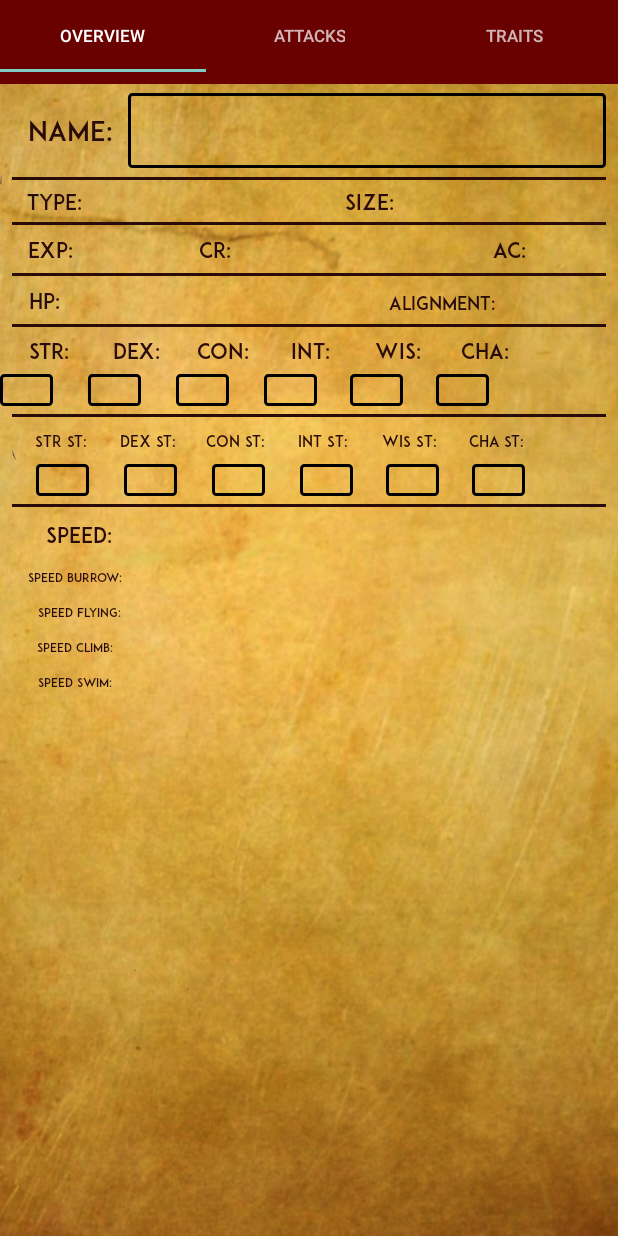
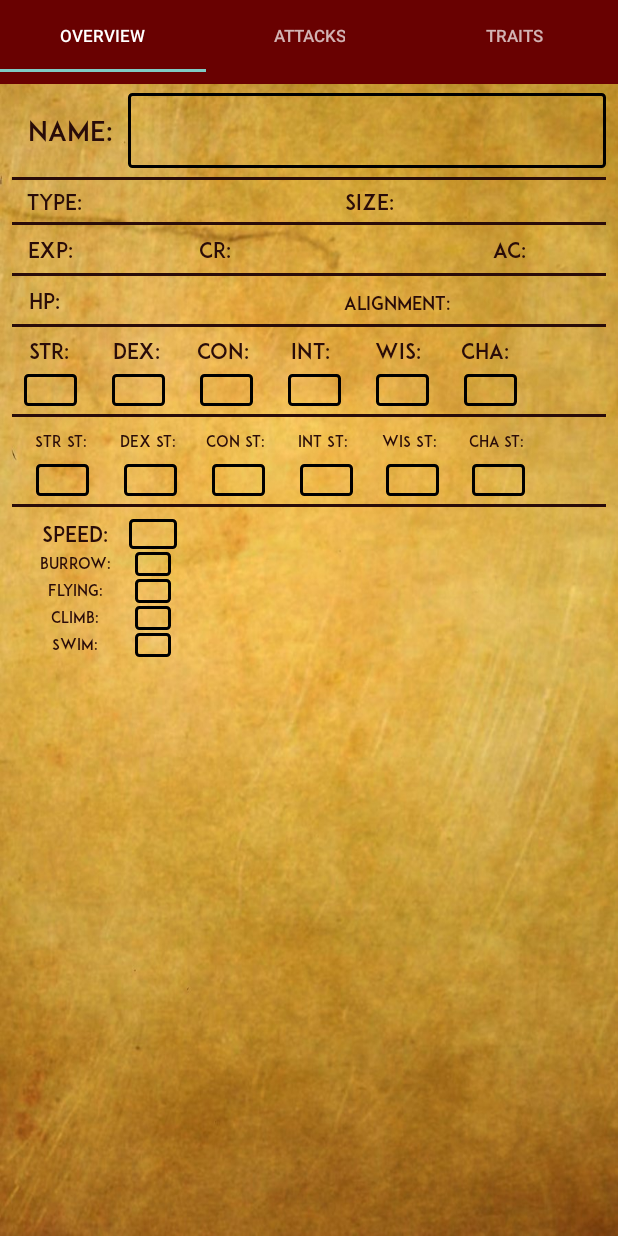
Before and after one commit to Twood76/dnd-mini, an Android app: the Tab1 screen opened directly, with no data from a screen before it, on a phone screen of 412 x 824 dp. Run offline under Robolectric (Android 15) with nearby library versions, the phone set to English and light mode, and no system bars; network calls fail; Roboto replaces fonts that are not available here; 6 statements that could not run were skipped.

Commit message:
Minor speed design changes

```diff
--- a/v0.026 - savingthrows_dizajn/DnD/app/src/main/res/layout/fragment_tab1.xml
+++ b/v0.026 - savingthrows_dizajn/DnD/app/src/main/res/layout/fragment_tab1.xml
@@ -40,23 +40,21 @@
 
         <TextView
             android:id="@+id/alignment_monstera"
-            android:layout_width="50dp"
+            android:layout_width="80dp"
             android:layout_height="21dp"
             android:layout_marginBottom="8dp"
             android:layout_marginEnd="20dp"
-            android:layout_marginRight="20dp"
             android:layout_marginTop="8dp"
-            android:autoSizeMaxTextSize="8sp"
-            android:autoSizeMinTextSize="3sp"
-            android:autoSizeStepGranularity="1sp"
+            android:autoSizeMaxTextSize="8dp"
+            android:autoSizeMinTextSize="5dp"
+            android:autoSizeStepGranularity="1dp"
             android:autoSizeTextType="uniform"
             android:autoText="true"
             android:fontFamily="@font/adam"
             android:gravity="center_vertical"
-            android:maxWidth="120dp"
+            android:maxWidth="80dp"
             android:textAlignment="center"
             android:textColor="@color/very_Dark_crimson"
-            android:textSize="12sp"
             app:fontFamily="@font/adam"
             app:layout_constraintBottom_toBottomOf="@+id/view4"
             app:layout_constraintEnd_toEndOf="parent"
@@ -67,165 +65,160 @@
         <TextView
             android:id="@+id/swim_text"
             android:layout_width="68dp"
-            android:layout_height="11dp"
-            android:layout_marginLeft="16dp"
+            android:layout_height="16dp"
             android:layout_marginStart="16dp"
-            android:layout_marginTop="12dp"
+            android:layout_marginTop="2dp"
             android:autoSizeMaxTextSize="10dp"
             android:autoSizeMinTextSize="25dp"
             android:autoSizeStepGranularity="2dp"
             android:autoText="true"
             android:fontFamily="@font/adam"
             android:gravity="center_vertical"
-            android:text="Speed Swim:"
+            android:text="Swim:"
             android:textAlignment="center"
             android:textColor="@color/very_Dark_crimson"
-            android:textSize="8sp"
+            android:textSize="10sp"
             app:layout_constraintStart_toStartOf="parent"
             app:layout_constraintTop_toBottomOf="@+id/climb_text" />
 
         <TextView
             android:id="@+id/speedswim_monstera"
-            android:layout_width="23dp"
-            android:layout_height="11dp"
-            android:layout_marginLeft="8dp"
-            android:layout_marginStart="8dp"
-            android:layout_marginTop="12dp"
+            android:layout_width="24dp"
+            android:layout_height="16dp"
+            android:layout_marginStart="6dp"
+            android:layout_marginTop="2dp"
+            android:autoSizeMaxTextSize="10dp"
+            android:autoSizeMinTextSize="25dp"
+            android:autoSizeStepGranularity="2dp"
+            android:autoText="true"
+            android:background="@drawable/my_shape"
+            android:fontFamily="@font/adam"
+            android:gravity="center_vertical"
+            android:textAlignment="center"
+            android:textColor="@color/very_Dark_crimson"
+            android:textSize="10sp"
+            app:layout_constraintStart_toEndOf="@+id/swim_text"
+            app:layout_constraintTop_toBottomOf="@+id/speedclimb_monstera" />
+
+        <TextView
+            android:id="@+id/climb_text"
+            android:layout_width="68dp"
+            android:layout_height="16dp"
+            android:layout_marginStart="16dp"
+            android:layout_marginTop="2dp"
             android:autoSizeMaxTextSize="10dp"
             android:autoSizeMinTextSize="25dp"
             android:autoSizeStepGranularity="2dp"
             android:autoText="true"
             android:fontFamily="@font/adam"
             android:gravity="center_vertical"
+            android:text="Climb:"
             android:textAlignment="center"
             android:textColor="@color/very_Dark_crimson"
-            android:textSize="8sp"
-            app:layout_constraintStart_toEndOf="@+id/swim_text"
-            app:layout_constraintTop_toBottomOf="@+id/speedclimb_monstera" />
+            android:textSize="10sp"
+            app:layout_constraintStart_toStartOf="parent"
+            app:layout_constraintTop_toBottomOf="@+id/flying_text" />
 
         <TextView
-            android:id="@+id/climb_text"
+            android:id="@+id/speedclimb_monstera"
+            android:layout_width="24dp"
+            android:layout_height="16dp"
+            android:layout_marginStart="6dp"
+            android:layout_marginTop="2dp"
+            android:autoSizeMaxTextSize="10dp"
+            android:autoSizeMinTextSize="25dp"
+            android:autoSizeStepGranularity="2dp"
+            android:autoText="true"
+            android:background="@drawable/my_shape"
+            android:fontFamily="@font/adam"
+            android:gravity="center_vertical"
+            android:textAlignment="center"
+            android:textColor="@color/very_Dark_crimson"
+            android:textSize="10sp"
+            app:layout_constraintStart_toEndOf="@+id/climb_text"
+            app:layout_constraintTop_toBottomOf="@+id/speedfly_monstera" />
+
+        <TextView
+            android:id="@+id/flying_text"
             android:layout_width="68dp"
-            android:layout_height="11dp"
-            android:layout_marginLeft="16dp"
+            android:layout_height="16dp"
             android:layout_marginStart="16dp"
-            android:layout_marginTop="12dp"
+            android:layout_marginTop="2dp"
             android:autoSizeMaxTextSize="10dp"
             android:autoSizeMinTextSize="25dp"
             android:autoSizeStepGranularity="2dp"
             android:autoText="true"
             android:fontFamily="@font/adam"
             android:gravity="center_vertical"
-            android:text="Speed Climb:"
+            android:text="Flying:"
             android:textAlignment="center"
             android:textColor="@color/very_Dark_crimson"
-            android:textSize="8sp"
+            android:textSize="10sp"
             app:layout_constraintStart_toStartOf="parent"
-            app:layout_constraintTop_toBottomOf="@+id/flying_text" />
+            app:layout_constraintTop_toBottomOf="@+id/burrow_text" />
 
         <TextView
-            android:id="@+id/speedclimb_monstera"
-            android:layout_width="23dp"
-            android:layout_height="11dp"
-            android:layout_marginLeft="8dp"
-            android:layout_marginStart="8dp"
-            android:layout_marginTop="12dp"
+            android:id="@+id/burrow_text"
+            android:layout_width="68dp"
+            android:layout_height="16dp"
+            android:layout_marginStart="16dp"
+            android:layout_marginTop="2dp"
             android:autoSizeMaxTextSize="10dp"
             android:autoSizeMinTextSize="25dp"
             android:autoSizeStepGranularity="2dp"
             android:autoText="true"
             android:fontFamily="@font/adam"
             android:gravity="center_vertical"
+            android:text="Burrow:"
             android:textAlignment="center"
             android:textColor="@color/very_Dark_crimson"
-            android:textSize="8sp"
-            app:layout_constraintStart_toEndOf="@+id/climb_text"
-            app:layout_constraintTop_toBottomOf="@+id/speedfly_monstera" />
-
-        <TextView
-            android:id="@+id/flying_text"
-            android:layout_width="68dp"
-            android:layout_height="11dp"
-            android:layout_marginLeft="16dp"
-            android:layout_marginStart="16dp"
-            android:layout_marginTop="12dp"
-            android:autoSizeMaxTextSize="10dp"
-            android:autoSizeMinTextSize="25dp"
-            android:autoSizeStepGranularity="2dp"
-            android:autoText="true"
-            android:fontFamily="@font/adam"
-            android:gravity="center_vertical"
-            android:text="  Speed Flying:"
-            android:textAlignment="center"
-            android:textColor="@color/very_Dark_crimson"
-            android:textSize="8sp"
-            app:layout_constraintStart_toStartOf="parent"
-            app:layout_constraintTop_toBottomOf="@+id/burrow_text" />
-
-        <TextView
-            android:id="@+id/burrow_text"
-            android:layout_width="68dp"
-            android:layout_height="11dp"
-            android:layout_marginLeft="16dp"
-            android:layout_marginStart="16dp"
-            android:layout_marginTop="12dp"
-            android:autoSizeMaxTextSize="10dp"
-            android:autoSizeMinTextSize="25dp"
-            android:autoSizeStepGranularity="2dp"
-            android:autoText="true"
-            android:fontFamily="@font/adam"
-            android:gravity="center_vertical"
-            android:text="Speed Burrow:"
-            android:textAlignment="center"
-            android:textColor="@color/very_Dark_crimson"
-            android:textSize="8sp"
+            android:textSize="10sp"
             app:layout_constraintStart_toStartOf="parent"
             app:layout_constraintTop_toBottomOf="@+id/textView35" />
 
         <TextView
             android:id="@+id/speedburrow_monstera"
-            android:layout_width="23dp"
-            android:layout_height="11dp"
-            android:layout_marginLeft="8dp"
-            android:layout_marginStart="8dp"
-            android:layout_marginTop="12dp"
+            android:layout_width="24dp"
+            android:layout_height="16dp"
+            android:layout_marginStart="6dp"
+            android:layout_marginTop="2dp"
             android:autoSizeMaxTextSize="10dp"
             android:autoSizeMinTextSize="25dp"
             android:autoSizeStepGranularity="2dp"
             android:autoText="true"
+            android:background="@drawable/my_shape"
             android:fontFamily="@font/adam"
             android:gravity="center_vertical"
             android:textAlignment="center"
             android:textColor="@color/very_Dark_crimson"
-            android:textSize="8sp"
+            android:textSize="10sp"
             app:layout_constraintStart_toEndOf="@+id/burrow_text"
             app:layout_constraintTop_toBottomOf="@+id/speed_monstera" />
 
         <TextView
             android:id="@+id/speedfly_monstera"
-            android:layout_width="23dp"
-            android:layout_height="11dp"
-            android:layout_marginLeft="8dp"
-            android:layout_marginStart="8dp"
-            android:layout_marginTop="12dp"
+            android:layout_width="24dp"
+            android:layout_height="16dp"
+            android:layout_marginStart="6dp"
+            android:layout_marginTop="2dp"
             android:autoSizeMaxTextSize="10dp"
             android:autoSizeMinTextSize="25dp"
             android:autoSizeStepGranularity="2dp"
             android:autoText="true"
+            android:background="@drawable/my_shape"
             android:fontFamily="@font/adam"
             android:gravity="center_vertical"
             android:textAlignment="center"
             android:textColor="@color/very_Dark_crimson"
-            android:textSize="8sp"
+            android:textSize="10sp"
             app:layout_constraintStart_toEndOf="@+id/flying_text"
             app:layout_constraintTop_toBottomOf="@+id/speedburrow_monstera" />
 
         <TextView
             android:id="@+id/textView35"
-            android:layout_width="58dp"
-            android:layout_height="21dp"
-            android:layout_marginLeft="24dp"
-            android:layout_marginStart="24dp"
+            android:layout_width="68dp"
+            android:layout_height="20dp"
+            android:layout_marginStart="16dp"
             android:layout_marginTop="8dp"
             android:autoSizeMaxTextSize="10dp"
             android:autoSizeMinTextSize="25dp"
@@ -242,15 +235,15 @@
 
         <TextView
             android:id="@+id/speed_monstera"
-            android:layout_width="38dp"
-            android:layout_height="21dp"
-            android:layout_marginLeft="12dp"
-            android:layout_marginStart="12dp"
+            android:layout_width="32dp"
+            android:layout_height="20dp"
+            android:layout_marginStart="2dp"
             android:layout_marginTop="8dp"
             android:autoSizeMaxTextSize="10dp"
             android:autoSizeMinTextSize="25dp"
             android:autoSizeStepGranularity="2dp"
             android:autoText="true"
+            android:background="@drawable/my_shape"
             android:fontFamily="@font/adam"
             android:gravity="center_vertical"
             android:textAlignment="center"
@@ -829,6 +822,7 @@
             android:id="@+id/str_monstera"
             android:layout_width="35dp"
             android:layout_height="21dp"
+            android:layout_marginStart="16dp"
             android:layout_marginTop="4dp"
             android:background="@drawable/my_shape"
             android:fontFamily="@font/adam"
@@ -836,14 +830,14 @@
             android:textAlignment="center"
             android:textColor="@color/very_Dark_crimson"
             android:textSize="14sp"
-            app:layout_constraintTop_toBottomOf="@+id/strS_monstera"
-            tools:layout_editor_absoluteX="16dp" />
+            app:layout_constraintStart_toStartOf="parent"
+            app:layout_constraintTop_toBottomOf="@+id/strS_monstera" />
 
         <TextView
             android:id="@+id/wis_monstera"
             android:layout_width="35dp"
             android:layout_height="21dp"
-            android:layout_marginStart="22dp"
+            android:layout_marginStart="23dp"
             android:layout_marginTop="4dp"
             android:background="@drawable/my_shape"
             android:fontFamily="@font/adam"
@@ -858,7 +852,7 @@
             android:id="@+id/cha_monstera"
             android:layout_width="35dp"
             android:layout_height="21dp"
-            android:layout_marginStart="22dp"
+            android:layout_marginStart="23dp"
             android:layout_marginTop="4dp"
             android:background="@drawable/my_shape"
             android:fontFamily="@font/adam"
```
